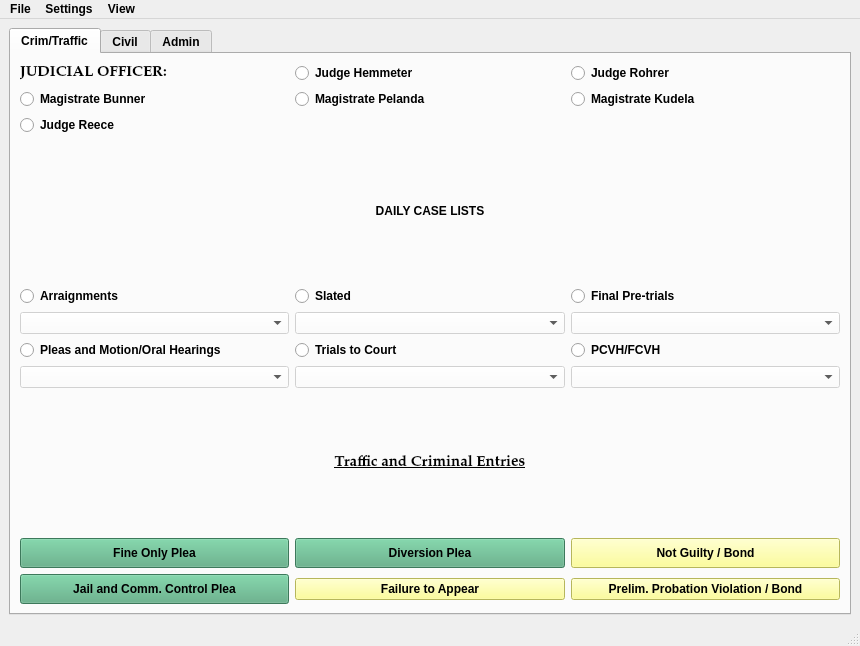
HunterProgram22/MuniEntry, file package/views/ui/MainWindow.ui: the form before one commit.
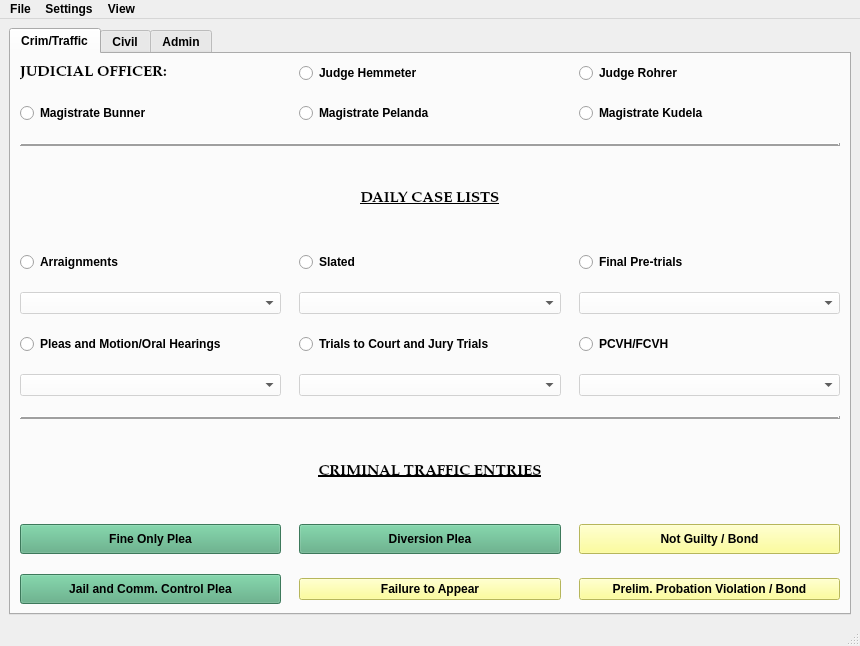
The form after the commit.

Commit message:
Updated Main Window UI design.
Removed Judge Reece button.

Updated spacing and format.

What changed in the file:
```diff
--- a/package/views/ui/MainWindow.ui
+++ b/package/views/ui/MainWindow.ui
@@ -45,25 +45,101 @@
        <attribute name="title">
         <string>Crim/Traffic</string>
        </attribute>
-       <layout class="QGridLayout" name="gridLayout_2">
-        <item row="0" column="0">
-         <widget class="QLabel" name="label">
-          <property name="font">
-           <font>
-            <family>Palatino Linotype</family>
-            <pointsize>11</pointsize>
-            <weight>75</weight>
-            <italic>false</italic>
-            <bold>true</bold>
-           </font>
+       <layout class="QGridLayout" name="gridLayout_2" rowstretch="1,1,1,2,2,2,2,1,2,2,2,2" columnstretch="0,0,0">
+        <property name="horizontalSpacing">
+         <number>18</number>
+        </property>
+        <property name="verticalSpacing">
+         <number>20</number>
+        </property>
+        <item row="7" column="1">
+         <widget class="QComboBox" name="trials_to_court_cases_box">
+          <property name="enabled">
+           <bool>false</bool>
           </property>
+          <property name="styleSheet">
+           <string notr="true">background-color: rgb(255, 255, 255);</string>
+          </property>
+         </widget>
+        </item>
+        <item row="7" column="0">
+         <widget class="QComboBox" name="pleas_cases_box">
+          <property name="enabled">
+           <bool>false</bool>
+          </property>
+          <property name="styleSheet">
+           <string notr="true">background-color: rgb(255, 255, 255);</string>
+          </property>
+         </widget>
+        </item>
+        <item row="6" column="0">
+         <widget class="QRadioButton" name="pleas_radioButton">
           <property name="text">
-           <string>JUDICIAL OFFICER:</string>
+           <string>Pleas and Motion/Oral Hearings</string>
+          </property>
+          <attribute name="buttonGroup">
+           <string notr="true">buttonGroup_2</string>
+          </attribute>
+         </widget>
+        </item>
+        <item row="6" column="1">
+         <widget class="QRadioButton" name="trials_to_court_radioButton">
+          <property name="text">
+           <string>Trials to Court and Jury Trials</string>
+          </property>
+          <attribute name="buttonGroup">
+           <string notr="true">buttonGroup_2</string>
+          </attribute>
+         </widget>
+        </item>
+        <item row="1" column="1">
+         <widget class="QRadioButton" name="pelanda_radioButton">
+          <property name="text">
+           <string>Magistrate Pelanda</string>
+          </property>
+          <attribute name="buttonGroup">
+           <string notr="true">buttonGroup</string>
+          </attribute>
+         </widget>
+        </item>
+        <item row="2" column="0" colspan="3">
+         <widget class="Line" name="line">
+          <property name="frameShadow">
+           <enum>QFrame::Raised</enum>
+          </property>
+          <property name="lineWidth">
+           <number>2</number>
+          </property>
+          <property name="orientation">
+           <enum>Qt::Horizontal</enum>
+          </property>
+         </widget>
+        </item>
+        <item row="5" column="1">
+         <widget class="QComboBox" name="slated_cases_box">
+          <property name="enabled">
+           <bool>false</bool>
+          </property>
+          <property name="styleSheet">
+           <string notr="true">background-color: rgb(255, 255, 255);</string>
+          </property>
+          <property name="editable">
+           <bool>false</bool>
           </property>
          </widget>
         </item>
         <item row="3" column="0" colspan="3">
          <widget class="QLabel" name="label_3">
+          <property name="font">
+           <font>
+            <family>Palatino Linotype</family>
+            <pointsize>11</pointsize>
+            <weight>75</weight>
+            <italic>false</italic>
+            <bold>true</bold>
+            <underline>true</underline>
+           </font>
+          </property>
           <property name="text">
            <string>DAILY CASE LISTS</string>
           </property>
@@ -72,6 +148,22 @@
           </property>
          </widget>
         </item>
+        <item row="0" column="0">
+         <widget class="QLabel" name="label">
+          <property name="font">
+           <font>
+            <family>Palatino Linotype</family>
+            <pointsize>11</pointsize>
+            <weight>75</weight>
+            <italic>false</italic>
+            <bold>true</bold>
+           </font>
+          </property>
+          <property name="text">
+           <string>JUDICIAL OFFICER:</string>
+          </property>
+         </widget>
+        </item>
         <item row="4" column="0">
          <widget class="QRadioButton" name="arraignments_radioButton">
           <property name="text">
@@ -82,19 +174,6 @@
           </attribute>
          </widget>
         </item>
-        <item row="5" column="1">
-         <widget class="QComboBox" name="slated_cases_box">
-          <property name="enabled">
-           <bool>false</bool>
-          </property>
-          <property name="styleSheet">
-           <string notr="true">background-color: rgb(255, 255, 255);</string>
-          </property>
-          <property name="editable">
-           <bool>false</bool>
-          </property>
-         </widget>
-        </item>
         <item row="5" column="0">
          <widget class="QComboBox" name="arraignment_cases_box">
           <property name="enabled">
@@ -108,16 +187,6 @@
           </property>
          </widget>
         </item>
-        <item row="4" column="2">
-         <widget class="QRadioButton" name="final_pretrial_radioButton">
-          <property name="text">
-           <string>Final Pre-trials</string>
-          </property>
-          <attribute name="buttonGroup">
-           <string notr="true">buttonGroup_2</string>
-          </attribute>
-         </widget>
-        </item>
         <item row="4" column="1">
          <widget class="QRadioButton" name="slated_radioButton">
           <property name="text">
@@ -128,7 +197,17 @@
           </attribute>
          </widget>
         </item>
-        <item row="9" column="2">
+        <item row="4" column="2">
+         <widget class="QRadioButton" name="final_pretrial_radioButton">
+          <property name="text">
+           <string>Final Pre-trials</string>
+          </property>
+          <attribute name="buttonGroup">
+           <string notr="true">buttonGroup_2</string>
+          </attribute>
+         </widget>
+        </item>
+        <item row="10" column="2">
          <widget class="QPushButton" name="NotGuiltyBondButton">
           <property name="minimumSize">
            <size>
@@ -144,6 +223,22 @@
           </property>
          </widget>
         </item>
+        <item row="10" column="0">
+         <widget class="QPushButton" name="FineOnlyPleaButton">
+          <property name="minimumSize">
+           <size>
+            <width>120</width>
+            <height>30</height>
+           </size>
+          </property>
+          <property name="styleSheet">
+           <string notr="true">background-color: rgb(85, 170, 127);</string>
+          </property>
+          <property name="text">
+           <string>Fine Only Plea</string>
+          </property>
+         </widget>
+        </item>
         <item row="5" column="2">
          <widget class="QComboBox" name="final_pretrial_cases_box">
           <property name="enabled">
@@ -157,7 +252,7 @@
           </property>
          </widget>
         </item>
-        <item row="10" column="0">
+        <item row="11" column="0">
          <widget class="QPushButton" name="JailCCPleaButton">
           <property name="minimumSize">
            <size>
@@ -173,23 +268,14 @@
           </property>
          </widget>
         </item>
-        <item row="9" column="0">
-         <widget class="QPushButton" name="FineOnlyPleaButton">
-          <property name="minimumSize">
-           <size>
-            <width>120</width>
-            <height>30</height>
-           </size>
-          </property>
-          <property name="styleSheet">
-           <string notr="true">background-color: rgb(85, 170, 127);</string>
-          </property>
+        <item row="1" column="0">
+         <widget class="QRadioButton" name="bunner_radioButton">
           <property name="text">
-           <string>Fine Only Plea</string>
+           <string>Magistrate Bunner</string>
           </property>
          </widget>
         </item>
-        <item row="9" column="1">
+        <item row="10" column="1">
          <widget class="QPushButton" name="DiversionButton">
           <property name="minimumSize">
            <size>
@@ -205,16 +291,6 @@
           </property>
          </widget>
         </item>
-        <item row="0" column="1">
-         <widget class="QRadioButton" name="hemmeter_radioButton">
-          <property name="text">
-           <string>Judge Hemmeter</string>
-          </property>
-          <attribute name="buttonGroup">
-           <string notr="true">buttonGroup</string>
-          </attribute>
-         </widget>
-        </item>
         <item row="0" column="2">
          <widget class="QRadioButton" name="rohrer_radioButton">
           <property name="text">
@@ -225,36 +301,16 @@
           </attribute>
          </widget>
         </item>
-        <item row="1" column="0">
-         <widget class="QRadioButton" name="bunner_radioButton">
+        <item row="0" column="1">
+         <widget class="QRadioButton" name="hemmeter_radioButton">
           <property name="text">
-           <string>Magistrate Bunner</string>
+           <string>Judge Hemmeter</string>
           </property>
           <attribute name="buttonGroup">
            <string notr="true">buttonGroup</string>
           </attribute>
          </widget>
         </item>
-        <item row="8" column="0" colspan="3">
-         <widget class="QLabel" name="label_2">
-          <property name="font">
-           <font>
-            <family>Palatino Linotype</family>
-            <pointsize>11</pointsize>
-            <weight>75</weight>
-            <italic>false</italic>
-            <bold>true</bold>
-            <underline>true</underline>
-           </font>
-          </property>
-          <property name="text">
-           <string>Traffic and Criminal Entries</string>
-          </property>
-          <property name="alignment">
-           <set>Qt::AlignCenter</set>
-          </property>
-         </widget>
-        </item>
         <item row="1" column="2">
          <widget class="QRadioButton" name="kudela_radioButton">
           <property name="text">
@@ -265,67 +321,27 @@
           </attribute>
          </widget>
         </item>
-        <item row="1" column="1">
-         <widget class="QRadioButton" name="pelanda_radioButton">
-          <property name="text">
-           <string>Magistrate Pelanda</string>
+        <item row="9" column="0" colspan="3">
+         <widget class="QLabel" name="label_2">
+          <property name="font">
+           <font>
+            <family>Palatino Linotype</family>
+            <pointsize>11</pointsize>
+            <weight>75</weight>
+            <italic>false</italic>
+            <bold>true</bold>
+            <underline>true</underline>
+           </font>
           </property>
-          <attribute name="buttonGroup">
-           <string notr="true">buttonGroup</string>
-          </attribute>
-         </widget>
-        </item>
-        <item row="6" column="0">
-         <widget class="QRadioButton" name="pleas_radioButton">
           <property name="text">
-           <string>Pleas and Motion/Oral Hearings</string>
+           <string>CRIMINAL TRAFFIC ENTRIES</string>
           </property>
-          <attribute name="buttonGroup">
-           <string notr="true">buttonGroup_2</string>
-          </attribute>
-         </widget>
-        </item>
-        <item row="7" column="0">
-         <widget class="QComboBox" name="pleas_cases_box">
-          <property name="enabled">
-           <bool>false</bool>
+          <property name="alignment">
+           <set>Qt::AlignCenter</set>
           </property>
-          <property name="styleSheet">
-           <string notr="true">background-color: rgb(255, 255, 255);</string>
-          </property>
          </widget>
         </item>
-        <item row="6" column="1">
-         <widget class="QRadioButton" name="trials_to_court_radioButton">
-          <property name="text">
-           <string>Trials to Court</string>
-          </property>
-          <attribute name="buttonGroup">
-           <string notr="true">buttonGroup_2</string>
-          </attribute>
-         </widget>
-        </item>
-        <item row="7" column="1">
-         <widget class="QComboBox" name="trials_to_court_cases_box">
-          <property name="enabled">
-           <bool>false</bool>
-          </property>
-          <property name="styleSheet">
-           <string notr="true">background-color: rgb(255, 255, 255);</string>
-          </property>
-         </widget>
-        </item>
-        <item row="10" column="1">
-         <widget class="QPushButton" name="FailureToAppearButton">
-          <property name="styleSheet">
-           <string notr="true">background-color: rgb(255, 255, 127);</string>
-          </property>
-          <property name="text">
-           <string>Failure to Appear</string>
-          </property>
-         </widget>
-        </item>
-        <item row="10" column="2">
+        <item row="11" column="2">
          <widget class="QPushButton" name="ProbationViolationBondButton">
           <property name="styleSheet">
            <string notr="true">background-color: rgb(255, 255, 127);</string>
@@ -335,10 +351,13 @@
           </property>
          </widget>
         </item>
-        <item row="2" column="0">
-         <widget class="QRadioButton" name="kimbler_radioButton">
+        <item row="11" column="1">
+         <widget class="QPushButton" name="FailureToAppearButton">
+          <property name="styleSheet">
+           <string notr="true">background-color: rgb(255, 255, 127);</string>
+          </property>
           <property name="text">
-           <string>Judge Reece</string>
+           <string>Failure to Appear</string>
           </property>
           <attribute name="buttonGroup">
            <string notr="true">buttonGroup</string>
@@ -365,6 +384,19 @@
           </property>
          </widget>
         </item>
+        <item row="8" column="0" colspan="3">
+         <widget class="Line" name="line_2">
+          <property name="frameShadow">
+           <enum>QFrame::Raised</enum>
+          </property>
+          <property name="lineWidth">
+           <number>2</number>
+          </property>
+          <property name="orientation">
+           <enum>Qt::Horizontal</enum>
+          </property>
+         </widget>
+        </item>
        </layout>
       </widget>
       <widget class="QWidget" name="tab_3">
```
Left out of the diff: 12 changed lines with no effect on the pictures. The commit also changes 6 other files.
